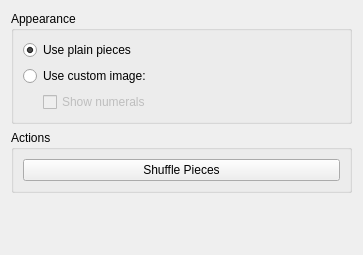
KDE/kdeplasma-addons, file applets/fifteenPuzzle/src/fifteenPuzzleConfig.ui: the form before one commit.
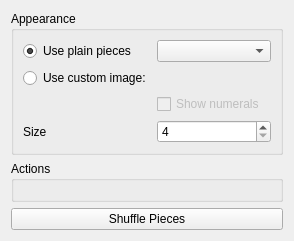
The form after the commit. Custom widgets are drawn as their Qt base class.

Commit message: Approved by reviewboard, adds support for diferent colours on the puzzle, and also adds support for diferent sizes of it.

Patch:
```diff
--- a/applets/fifteenPuzzle/src/fifteenPuzzleConfig.ui
+++ b/applets/fifteenPuzzle/src/fifteenPuzzleConfig.ui
@@ -1,30 +1,30 @@
 <ui version="4.0" >
  <class>fifteenPuzzleConfig</class>
- <widget class="QWidget" name="fifteenPuzzleConfig" >
-  <property name="geometry" >
+ <widget class="QWidget" name="fifteenPuzzleConfig">
+  <property name="geometry">
    <rect>
     <x>0</x>
     <y>0</y>
-    <width>363</width>
-    <height>255</height>
+    <width>291</width>
+    <height>226</height>
    </rect>
   </property>
   <property name="windowTitle" >
    <string>Configure Fifteen Puzzle</string>
   </property>
-  <layout class="QVBoxLayout" name="verticalLayout_2" >
+  <layout class="QVBoxLayout" name="verticalLayout">
    <item>
-    <widget class="QGroupBox" name="gb_appearance" >
-     <property name="title" >
+    <widget class="QGroupBox" name="gb_appearance">
+     <property name="title">
       <string>Appearance</string>
      </property>
      <property name="flat" >
       <bool>true</bool>
      </property>
-     <layout class="QVBoxLayout" name="verticalLayout" >
-      <item>
-       <widget class="QRadioButton" name="rb_identical" >
-        <property name="text" >
+     <layout class="QGridLayout" name="gridLayout">
+      <item row="0" column="0" colspan="2">
+       <widget class="QRadioButton" name="rb_identical">
+        <property name="text">
          <string>Use plain pieces</string>
         </property>
         <property name="checked" >
@@ -32,88 +32,67 @@
         </property>
        </widget>
       </item>
-      <item>
-       <layout class="QHBoxLayout" name="horizontalLayout" >
-        <item>
-         <widget class="QRadioButton" name="rb_split" >
-          <property name="text" >
-           <string>Use custom image:</string>
-          </property>
-         </widget>
-        </item>
-        <item>
-         <widget class="KUrlRequester" name="urlRequester" >
-          <property name="enabled" >
-           <bool>false</bool>
-          </property>
-         </widget>
-        </item>
-       </layout>
+      <item row="4" column="0" colspan="2">
+       <widget class="QRadioButton" name="rb_split">
+        <property name="text">
+         <string>Use custom image:</string>
+        </property>
+       </widget>
       </item>
-      <item>
-       <layout class="QHBoxLayout" name="horizontalLayout_2" >
-        <item>
-         <spacer name="horizontalSpacer" >
-          <property name="orientation" >
-           <enum>Qt::Horizontal</enum>
-          </property>
-          <property name="sizeType" >
-           <enum>QSizePolicy::Fixed</enum>
-          </property>
-          <property name="sizeHint" stdset="0" >
-           <size>
-            <width>20</width>
-            <height>20</height>
-           </size>
-          </property>
-         </spacer>
-        </item>
-        <item>
-         <widget class="QCheckBox" name="cb_showNumerals" >
-          <property name="enabled" >
-           <bool>false</bool>
-          </property>
-          <property name="text" >
-           <string>Show numerals</string>
-          </property>
-         </widget>
-        </item>
-       </layout>
+      <item row="4" column="2" colspan="2">
+       <widget class="KUrlRequester" name="urlRequester">
+        <property name="enabled">
+         <bool>false</bool>
+        </property>
+       </widget>
+      </item>
+      <item row="6" column="0">
+       <widget class="QLabel" name="label_2">
+        <property name="text">
+         <string>Size</string>
+        </property>
+       </widget>
+      </item>
+      <item row="0" column="2" colspan="2">
+       <widget class="KColorCombo" name="color"/>
+      </item>
+      <item row="6" column="2" colspan="2">
+       <widget class="QSpinBox" name="size">
+        <property name="minimum">
+         <number>4</number>
+        </property>
+       </widget>
+      </item>
+      <item row="5" column="2">
+       <widget class="QCheckBox" name="cb_showNumerals">
+        <property name="enabled">
+         <bool>false</bool>
+        </property>
+        <property name="text">
+         <string>Show numerals</string>
+        </property>
+       </widget>
       </item>
      </layout>
     </widget>
    </item>
    <item>
-    <widget class="QGroupBox" name="gb_actions" >
-     <property name="title" >
+    <widget class="QGroupBox" name="gb_actions">
+     <property name="title">
       <string>Actions</string>
      </property>
      <property name="flat" >
       <bool>true</bool>
      </property>
-     <layout class="QVBoxLayout" >
-      <item>
-       <widget class="QPushButton" name="pb_shuffle" >
-        <property name="text" >
-         <string>Shuffle Pieces</string>
-        </property>
-       </widget>
-      </item>
-     </layout>
+     <layout class="QVBoxLayout"/>
     </widget>
    </item>
    <item>
-    <spacer>
-     <property name="orientation" >
-      <enum>Qt::Vertical</enum>
+    <widget class="QPushButton" name="pb_shuffle">
+     <property name="text">
+      <string>Shuffle Pieces</string>
      </property>
-     <property name="sizeHint" stdset="0" >
-      <size>
-       <width>20</width>
-       <height>0</height>
-      </size>
-     </property>
-    </spacer>
+    </widget>
    </item>
   </layout>
  </widget>
@@ -123,6 +102,11 @@
    <extends>QFrame</extends>
    <header>kurlrequester.h</header>
   </customwidget>
+  <customwidget>
+   <class>KColorCombo</class>
+   <extends>QComboBox</extends>
+   <header>kcolorcombo.h</header>
+  </customwidget>
  </customwidgets>
  <resources/>
  <connections>
```
Left out of the diff: 47 changed lines with no effect on the pictures. The commit also changes 10 other files.
